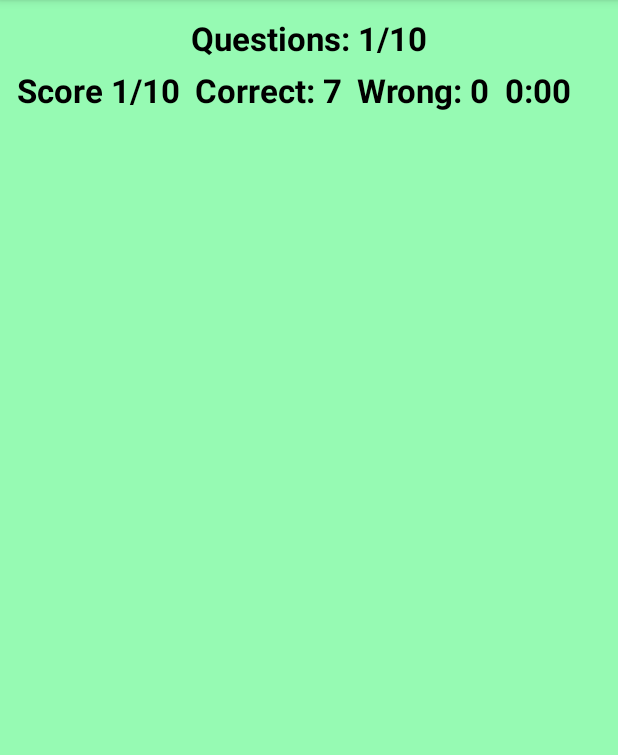
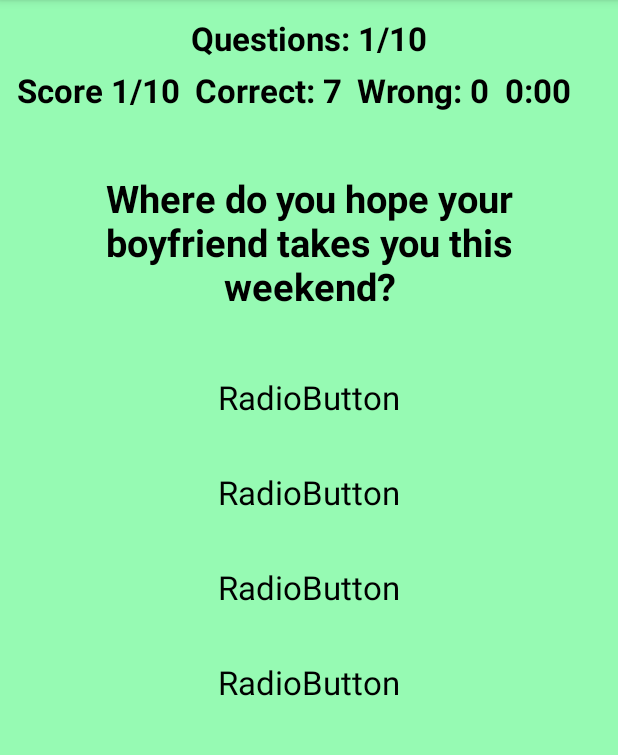
Before and after one commit to mateuszd2411/QuizAppSQLite, an Android app: the screen it shows after launch (MainActivity), on a phone screen of 412 x 824 dp, the part 84-839 px from its top. Run offline under Robolectric (Android 15) with nearby library versions, the phone set to English and light mode, and no system bars.

Commit message:
i added first question, 4 radio buttons

```diff
--- a/app/src/main/res/layout/activity_main.xml
+++ b/app/src/main/res/layout/activity_main.xml
@@ -23,58 +23,141 @@
     <LinearLayout
         android:layout_width="match_parent"
         android:layout_height="wrap_content"
-        android:orientation="horizontal"
-        android:layout_gravity="center">
+        android:layout_gravity="center"
+        android:orientation="horizontal">
 
         <TextView
             android:id="@+id/txtScore"
             android:layout_width="wrap_content"
             android:layout_height="wrap_content"
-            android:textStyle="bold"
+            android:layout_marginStart="6dp"
+            android:layout_marginTop="5dp"
+            android:layout_marginEnd="10dp"
+            android:text="Score 1/10"
+            android:textAlignment="center"
             android:textColor="#000"
             android:textSize="22sp"
-            android:textAlignment="center"
-            android:layout_marginEnd="10dp"
-            android:layout_marginTop="5dp"
-            android:layout_marginStart="6dp"
-            android:text="Score 1/10"/>
+            android:textStyle="bold" />
 
         <TextView
             android:id="@+id/txtCorrect"
             android:layout_width="wrap_content"
             android:layout_height="wrap_content"
-            android:textStyle="bold"
+            android:layout_marginTop="5dp"
+            android:layout_marginEnd="10dp"
+            android:text="Correct: 7"
+            android:textAlignment="center"
             android:textColor="#000"
             android:textSize="22sp"
-            android:layout_marginEnd="10dp"
-            android:textAlignment="center"
-            android:layout_marginTop="5dp"
-            android:text="Correct: 7"/>
+            android:textStyle="bold" />
 
         <TextView
             android:id="@+id/txtWrong"
             android:layout_width="wrap_content"
             android:layout_height="wrap_content"
-            android:textStyle="bold"
+            android:layout_marginTop="5dp"
+            android:layout_marginEnd="10dp"
+            android:text="Wrong: 0"
+            android:textAlignment="center"
             android:textColor="#000"
             android:textSize="22sp"
-            android:layout_marginEnd="10dp"
-            android:textAlignment="center"
-            android:layout_marginTop="5dp"
-            android:text="Wrong: 0"/>
+            android:textStyle="bold" />
 
         <TextView
             android:id="@+id/txtViewTimer"
             android:layout_width="wrap_content"
             android:layout_height="wrap_content"
-            android:textStyle="bold"
+            android:layout_marginTop="5dp"
+            android:layout_marginEnd="10dp"
+            android:text="0:00"
+            android:textAlignment="center"
             android:textColor="#000"
             android:textSize="22sp"
-            android:layout_marginEnd="10dp"
-            android:textAlignment="center"
-            android:layout_marginTop="5dp"
-            android:text="0:00"/>
+            android:textStyle="bold" />
 
+    </LinearLayout>
+
+    <LinearLayout
+        android:layout_width="match_parent"
+        android:layout_height="wrap_content"
+        android:layout_marginTop="30dp"
+        android:orientation="vertical">
+
+        <TextView
+            android:id="@+id/textView"
+            android:layout_width="match_parent"
+            android:layout_height="wrap_content"
+            android:gravity="center"
+            android:textSize="25sp"
+            android:textStyle="bold"
+            android:padding="10dp"
+            android:textColor="#000"
+            android:text="Where do you hope your boyfriend takes you this weekend?" />
+
+    </LinearLayout>
+
+    <LinearLayout
+        android:layout_width="match_parent"
+        android:layout_height="wrap_content"
+        android:layout_marginTop="10dp"
+        android:orientation="vertical"
+        android:paddingLeft="10dp"
+        android:paddingRight="10dp">
+
+        <RadioGroup
+            android:id="@+id/radio_group"
+            android:layout_width="match_parent"
+            android:layout_height="match_parent"
+            android:gravity="center">
+
+            <RadioButton
+                android:id="@+id/radioButton1"
+                android:layout_width="wrap_content"
+                android:layout_height="wrap_content"
+                android:text="RadioButton"
+                android:textColor="#000"
+                android:textSize="22sp"
+                android:padding="12dp"
+                android:layout_marginTop="10dp"
+                android:button="@null"
+                android:freezesText="true"/>
+
+            <RadioButton
+                android:id="@+id/radioButton2"
+                android:layout_width="wrap_content"
+                android:layout_height="wrap_content"
+                android:text="RadioButton"
+                android:textColor="#000"
+                android:textSize="22sp"
+                android:padding="12dp"
+                android:layout_marginTop="10dp"
+                android:button="@null"
+                android:freezesText="true"/>
+
+            <RadioButton
+                android:id="@+id/radioButton3"
+                android:layout_width="wrap_content"
+                android:layout_height="wrap_content"
+                android:text="RadioButton"
+                android:textColor="#000"
+                android:textSize="22sp"
+                android:padding="12dp"
+                android:layout_marginTop="10dp"
+                android:button="@null"
+                android:freezesText="true"/>
+
+            <RadioButton
+                android:id="@+id/radioButton4"
+                android:layout_width="wrap_content"
+                android:layout_height="wrap_content"
+                android:text="RadioButton"
+                android:textColor="#000"
+                android:textSize="22sp"
+                android:padding="12dp"
+                android:layout_marginTop="10dp"
+                android:button="@null"
+                android:freezesText="true"/>
+        </RadioGroup>
     </LinearLayout>
 
 
```
